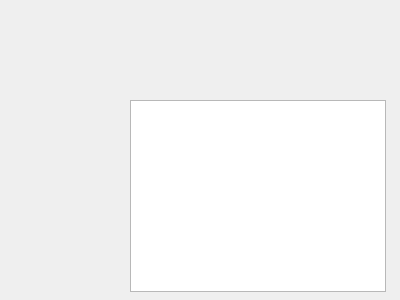
The window that StudyGroupFormer/AllGroups.ui (vu035/StudyGroupApp) describes before a commit, drawn with Qt 5.
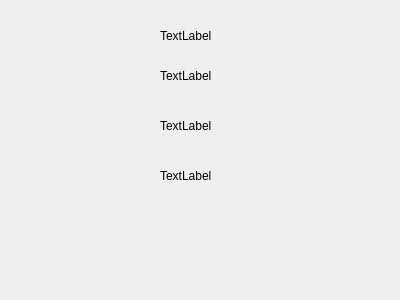
The same window after the commit.

The edit to the form file:
```diff
--- a/StudyGroupFormer/AllGroups.ui
+++ b/StudyGroupFormer/AllGroups.ui
@@ -13,14 +13,56 @@
   <property name="windowTitle">
    <string>Form</string>
   </property>
-  <widget class="QListView" name="listView">
+  <widget class="QLabel" name="firstnamelabel">
    <property name="geometry">
     <rect>
-     <x>130</x>
-     <y>100</y>
-     <width>256</width>
-     <height>192</height>
+     <x>160</x>
+     <y>20</y>
+     <width>91</width>
+     <height>31</height>
     </rect>
+   </property>
+   <property name="text">
+    <string>TextLabel</string>
+   </property>
+  </widget>
+  <widget class="QLabel" name="emaillabel">
+   <property name="geometry">
+    <rect>
+     <x>160</x>
+     <y>160</y>
+     <width>91</width>
+     <height>31</height>
+    </rect>
+   </property>
+   <property name="text">
+    <string>TextLabel</string>
+   </property>
+  </widget>
+  <widget class="QLabel" name="usernamelabel">
+   <property name="geometry">
+    <rect>
+     <x>160</x>
+     <y>110</y>
+     <width>91</width>
+     <height>31</height>
+    </rect>
+   </property>
+   <property name="text">
+    <string>TextLabel</string>
+   </property>
+  </widget>
+  <widget class="QLabel" name="lastnamelabel">
+   <property name="geometry">
+    <rect>
+     <x>160</x>
+     <y>60</y>
+     <width>91</width>
+     <height>31</height>
+    </rect>
+   </property>
+   <property name="text">
+    <string>TextLabel</string>
    </property>
   </widget>
  </widget>
```
